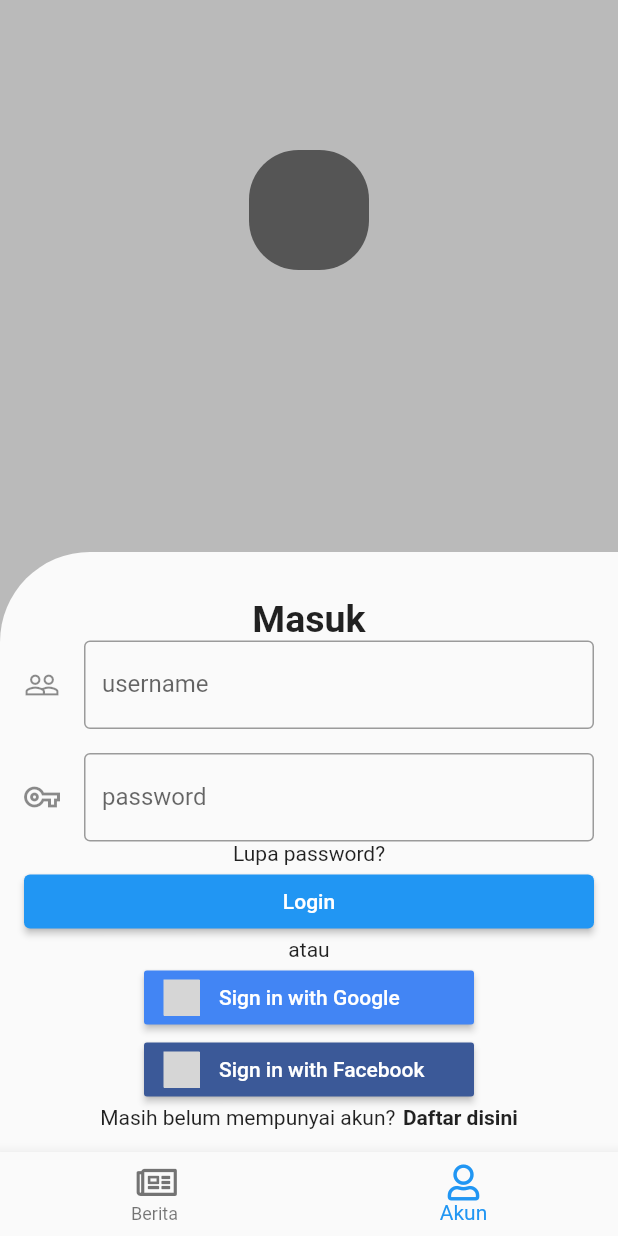
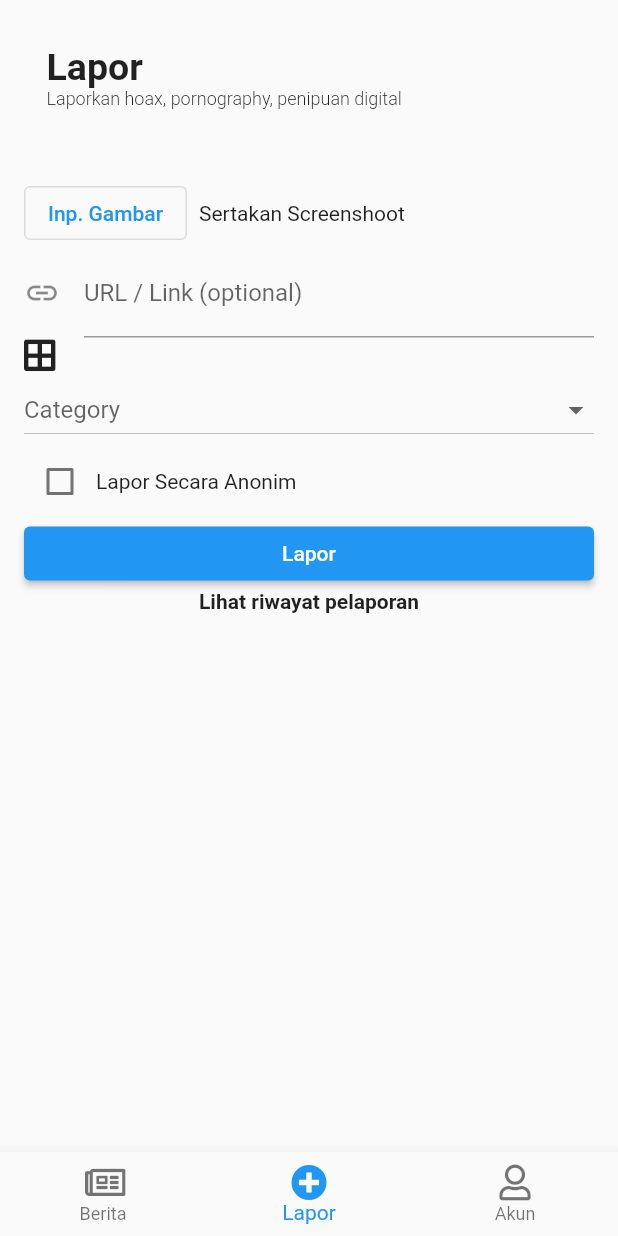
Before and after one commit to PNP-19-Dev/lapor-hoax-mobile, a Flutter app: the screen it shows after launch, item 2 of the bottom bar chosen, on a phone screen of 412 x 824 dp. Run offline on Flutter 3.47's test engine with Material 2 defaults, Android fonts, the phone set to English and light mode, and no system bars; our stand-ins replace flutter_signin_button, font_awesome_flutter, google_sign_in, image_picker; missing offline and left inert: flutter_facebook_auth; grey boxes are pictures that could not be loaded.

Commit message:
adding lapor page and history page

```diff
--- a/lib/main.dart
+++ b/lib/main.dart
@@ -1,4 +1,5 @@
 import 'package:flutter/material.dart';
+import 'package:laporhoax/ui/history_page.dart';
 import 'package:laporhoax/ui/home_page.dart';
 import 'package:laporhoax/ui/login_page.dart';
 import 'package:laporhoax/ui/register_page.dart';
@@ -17,6 +18,7 @@ class MyApp extends StatelessWidget {
           HomePage.routeName: (context) => HomePage(),
           LoginPage.routeName: (context) => LoginPage(),
           RegisterPage.routeName: (context) => RegisterPage(),
+          HistoryPage.routeName: (context) => HistoryPage(),
         });
   }
 }
--- a/lib/ui/home_page.dart
+++ b/lib/ui/home_page.dart
@@ -1,5 +1,6 @@
 import 'package:flutter/material.dart';
 import 'package:font_awesome_flutter/font_awesome_flutter.dart';
+import 'package:laporhoax/ui/lapor_page.dart';
 import 'package:laporhoax/ui/login_page.dart';
 import 'package:laporhoax/ui/news_page.dart';
 
@@ -16,11 +17,14 @@ class _HomePageState extends State<HomePage> {
   List<BottomNavigationBarItem> _bottomNavBarItems = [
     BottomNavigationBarItem(
         icon: Icon(FontAwesomeIcons.newspaper), label: 'Berita'),
+    BottomNavigationBarItem(
+        icon: Icon(FontAwesomeIcons.plusCircle), label: 'Lapor'),
     BottomNavigationBarItem(icon: Icon(FontAwesomeIcons.user), label: 'Akun'),
   ];
 
   List<Widget> _listWidget = [
     NewsPage(),
+    LaporPage(),
     LoginPage(),
   ];
 
--- /dev/null
+++ b/lib/ui/lapor_page.dart
@@ -0,0 +1,128 @@
+import 'package:flutter/material.dart';
+import 'package:font_awesome_flutter/font_awesome_flutter.dart';
+import 'package:image_picker/image_picker.dart';
+import 'package:laporhoax/ui/history_page.dart';
+
+class LaporPage extends StatefulWidget {
+  @override
+  _LaporPageState createState() => _LaporPageState();
+}
+
+class _LaporPageState extends State<LaporPage> {
+  var selectedCategory;
+  bool anonim = false;
+  XFile? _image;
+
+  Future getImage() async {
+    final image = await ImagePicker().pickImage(source: ImageSource.gallery);
+
+    setState(() {
+      _image = image;
+    });
+  }
+
+  List categories = [
+    "Category 1",
+    "Category 2",
+  ];
+
+  @override
+  Widget build(BuildContext context) {
+    return Scaffold(
+      body: Padding(
+        padding: const EdgeInsets.symmetric(horizontal: 16),
+        child: Column(
+          crossAxisAlignment: CrossAxisAlignment.start,
+          children: [
+            Container(
+              padding: const EdgeInsets.only(top: 30, left: 15, right: 15),
+              child: Column(
+                crossAxisAlignment: CrossAxisAlignment.start,
+                children: [
+                  Text(
+                    'Lapor',
+                    style: TextStyle(fontSize: 25, fontWeight: FontWeight.bold),
+                  ),
+                  Text(
+                    'Laporkan hoax, pornography, penipuan digital',
+                    style: TextStyle(fontSize: 12, fontWeight: FontWeight.w300),
+                  ),
+                ],
+              ),
+            ),
+            SizedBox(
+              height: 45,
+            ),
+            Wrap(
+              crossAxisAlignment: WrapCrossAlignment.center,
+              children: [
+                OutlinedButton(
+                  onPressed: getImage,
+                  child: Text('Inp. Gambar'),
+                ),
+                SizedBox(width: 8),
+                Text(_image == null ? 'Sertakan Screenshoot' : _image!.name),
+              ],
+            ),
+            TextField(
+              decoration: InputDecoration(
+                  labelText: 'URL / Link (optional)', icon: Icon(Icons.link)),
+            ),
+            Wrap(
+              crossAxisAlignment: WrapCrossAlignment.center,
+              children: [
+                FaIcon(FontAwesomeIcons.borderAll),
+                SizedBox(width: 20),
+                DropdownButton<String>(
+                  isExpanded: true,
+                  hint: const Text('Category'),
+                  value: selectedCategory,
+                  items: categories.map((value) {
+                    return DropdownMenuItem<String>(
+                      child: Text(value),
+                      value: value,
+                    );
+                  }).toList(),
+                  onChanged: (v) {
+                    setState(() {
+                      selectedCategory = v!;
+                    });
+                  },
+                ),
+              ],
+            ),
+            Wrap(
+              crossAxisAlignment: WrapCrossAlignment.center,
+              children: [
+                Checkbox(
+                  onChanged: (bool? value) {
+                    setState(() {
+                      anonim = value!;
+                    });
+                  },
+                  value: anonim,
+                ),
+                Text('Lapor Secara Anonim'),
+              ],
+            ),
+            SizedBox(
+              width: double.infinity,
+              child: ElevatedButton(
+                onPressed: () {},
+                child: Text('Lapor'),
+              ),
+            ),
+            GestureDetector(
+              onTap: () => Navigator.pushNamed(context, HistoryPage.routeName),
+              child: Center(
+                  child: Text(
+                'Lihat riwayat pelaporan',
+                style: TextStyle(fontWeight: FontWeight.bold),
+              )),
+            ),
+          ],
+        ),
+      ),
+    );
+  }
+}
--- a/lib/ui/login_page.dart
+++ b/lib/ui/login_page.dart
@@ -2,7 +2,7 @@ import 'package:flutter/material.dart';
 import 'package:flutter_facebook_auth/flutter_facebook_auth.dart';
 import 'package:flutter_signin_button/button_list.dart';
 import 'package:flutter_signin_button/button_view.dart';
-import 'package:laporhoax/api/google_signin_api.dart';
+import 'package:laporhoax/data/api/google_signin_api.dart';
 import 'package:laporhoax/ui/register_page.dart';
 
 class LoginPage extends StatelessWidget {
--- a/pubspec.yaml
+++ b/pubspec.yaml
@@ -32,6 +32,8 @@ dependencies:
   font_awesome_flutter: ^9.1.0
   flutter_signin_button: ^2.0.0
   flutter_facebook_auth: ^3.5.1
+  path_provider: ^2.0.3
+  image_picker: ^0.8.4
 
 dev_dependencies:
   flutter_test:
```
Also changed, not shown: lib/ui/history_page.dart (added, +143 -0 lines), .github/workflows/build-test.yaml (added), lib/data/api/google_signin_api.dart (renamed from lib/api/google_signin_api.dart), pubspec.lock.
